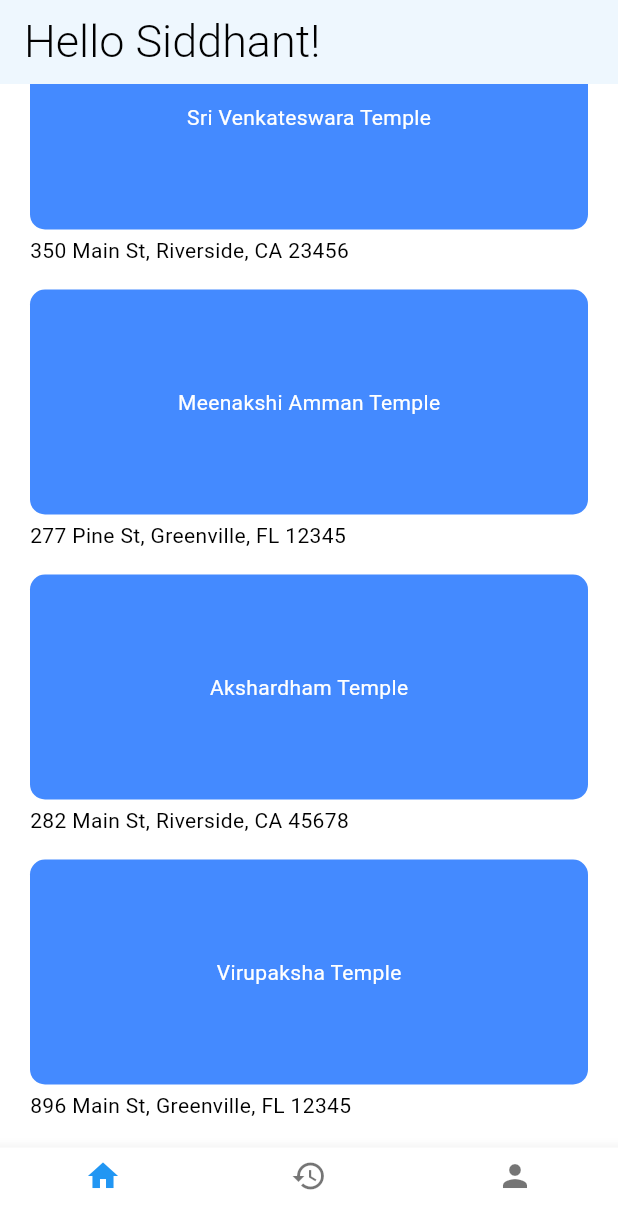
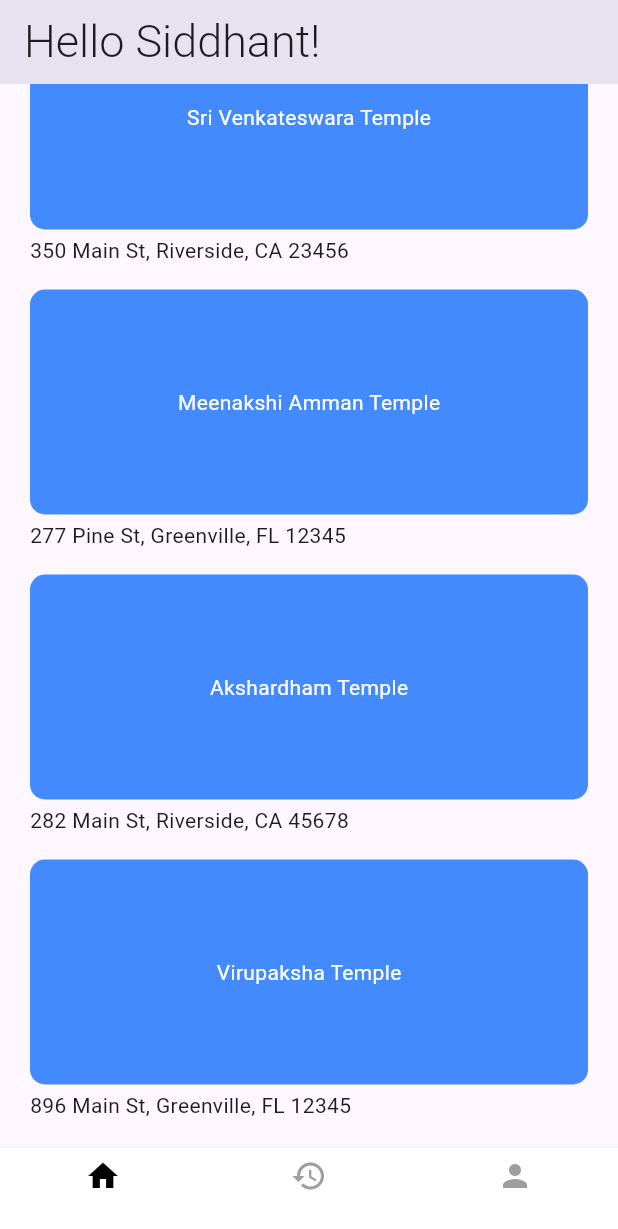
Before and after one commit to siddg2023/priest_app, a Flutter app: the HomeScreen screen opened directly, scrolled down 490 dp, on a phone screen of 412 x 824 dp. Shown: the top 1229 px of the screen. Run offline on Flutter 3.47's test engine with Material 3 defaults, Android fonts, the light colour scheme and no system bars; our stand-ins replace sqflite; accounts and stored records are empty.

Commit message:
New Screens

```diff
--- a/lib/screens/home_screen.dart
+++ b/lib/screens/home_screen.dart
@@ -1,38 +1,45 @@
 import 'package:flutter/material.dart';
+import 'package:priest_app/screens/history_screen.dart';
+import 'package:priest_app/screens/profile_screen.dart';
+import 'package:priest_app/screens/user_details_screen.dart';
 
-class HomeScreen extends StatelessWidget {
+class HomeScreen extends StatefulWidget {
   const HomeScreen({super.key});
+
+  @override
+  State<HomeScreen> createState() => _HomeScreenState();
+}
+
+class _HomeScreenState extends State<HomeScreen> {
+  int _selectedIndex = 0; // Default index of first screen
+
+  // List of screens for each tab
+  final List<Widget> _screens = [
+    const HomeScreenDisplay(),
+    const OrdersScreen(),
+    const ProfileScreen(),
+  ];
+
+  var appBarText = ["Hello Siddhant!", "Order History", "My Profile"];
+
+  void _onItemTapped(int index) {
+    setState(() {
+      _selectedIndex = index;
+    });
+  }
 
   @override
   Widget build(BuildContext context) {
     return Scaffold(
         appBar: AppBar(
             automaticallyImplyLeading: false,
-            title: const Text(
-              "Hello Siddhant!",
+            title: Text(
+              appBarText[_selectedIndex],
               style: TextStyle(fontSize: 30, fontWeight: FontWeight.w300),
             )),
-        body: SingleChildScrollView(
-          child: Container(
-            width: double.infinity,
-            color: Colors.white,
-            child: Padding(
-              padding: const EdgeInsets.fromLTRB(12, 0, 12, 10),
-              child: Column(
-                crossAxisAlignment: CrossAxisAlignment.stretch,
-                children: [
-                  titleText("Trending Now"),
-                  horizontalScrollingList(),
-                  titleText("Recommended"),
-                  horizontalScrollingList(),
-                  titleText("Near You"),
-                  verticalScrollingList()
-                ],
-              ),
-            ),
-          ),
-        ),
+        body: _screens.elementAt(_selectedIndex),
         bottomNavigationBar: BottomNavigationBar(
+          elevation: 2,
           backgroundColor: Colors.white,
           items: const [
             BottomNavigationBarItem(
@@ -48,7 +55,41 @@ class HomeScreen extends StatelessWidget {
               label: '',
             ),
           ],
+          currentIndex: _selectedIndex,
+          selectedItemColor: Colors.black,
+          unselectedItemColor: Colors.grey,
+          onTap: _onItemTapped,
         ));
+  }
+
+  Widget spacing() {
+    return const SizedBox(
+      height: 10,
+    );
+  }
+}
+
+class HomeScreenDisplay extends StatelessWidget {
+  const HomeScreenDisplay({super.key});
+
+  @override
+  Widget build(BuildContext context) {
+    return SingleChildScrollView(
+      child: Padding(
+        padding: const EdgeInsets.fromLTRB(12, 0, 12, 10),
+        child: Column(
+          crossAxisAlignment: CrossAxisAlignment.stretch,
+          children: [
+            titleText("Trending Now"),
+            horizontalScrollingList(),
+            titleText("Recommended"),
+            horizontalScrollingList(),
+            titleText("Near You"),
+            verticalScrollingList()
+          ],
+        ),
+      ),
+    );
   }
 
   Widget horizontalScrollingList() {
@@ -147,10 +188,4 @@ class HomeScreen extends StatelessWidget {
       },
     );
   }
-
-  Widget spacing() {
-    return const SizedBox(
-      height: 10,
-    );
-  }
 }
```
Also changed, not shown: lib/main.dart (+2 -29 lines), lib/screens/history_screen.dart (added, +13 -0 lines), lib/screens/profile_screen.dart (added, +93 -0 lines).
